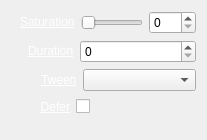
The window that trunk/Widgets/Inspector/InspectorSaturationWidget.ui (cambell-prince/casparcg-client) describes before a commit, drawn with Qt 5.
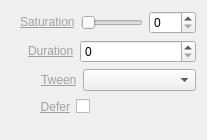
The same window after the commit.

Diff of the .ui file:
```diff
--- a/trunk/Widgets/Inspector/InspectorSaturationWidget.ui
+++ b/trunk/Widgets/Inspector/InspectorSaturationWidget.ui
@@ -38,7 +38,7 @@
      <item>
       <widget class="QLabel" name="labelSaturation">
        <property name="text">
-        <string>&lt;a href=&quot;Saturation&quot; style=&quot;color: white;&quot;&gt;Saturation&lt;/a&gt;</string>
+        <string>&lt;a href=&quot;Saturation&quot; style=&quot;color: #A0A0A0;&quot;&gt;Saturation&lt;/a&gt;</string>
        </property>
       </widget>
      </item>
@@ -85,7 +85,7 @@
      <item>
       <widget class="QLabel" name="labelDuration">
        <property name="text">
-        <string>&lt;a href=&quot;Duration&quot; style=&quot;color: white;&quot;&gt;Duration&lt;/a&gt;</string>
+        <string>&lt;a href=&quot;Duration&quot; style=&quot;color: #A0A0A0;&quot;&gt;Duration&lt;/a&gt;</string>
        </property>
       </widget>
      </item>
@@ -125,7 +125,7 @@
      <item>
       <widget class="QLabel" name="labelEasing">
        <property name="text">
-        <string>&lt;a href=&quot;Tween&quot; style=&quot;color: white;&quot;&gt;Tween&lt;/a&gt;</string>
+        <string>&lt;a href=&quot;Tween&quot; style=&quot;color: #A0A0A0;&quot;&gt;Tween&lt;/a&gt;</string>
        </property>
       </widget>
      </item>
@@ -162,7 +162,7 @@
      <item>
       <widget class="QLabel" name="labelDefer">
        <property name="text">
-        <string>&lt;a href=&quot;Defer&quot; style=&quot;color: white;&quot;&gt;Defer&lt;/a&gt;</string>
+        <string>&lt;a href=&quot;Defer&quot; style=&quot;color: #A0A0A0;&quot;&gt;Defer&lt;/a&gt;</string>
        </property>
        <property name="alignment">
         <set>Qt::AlignRight|Qt::AlignTrailing|Qt::AlignVCenter</set>
```
